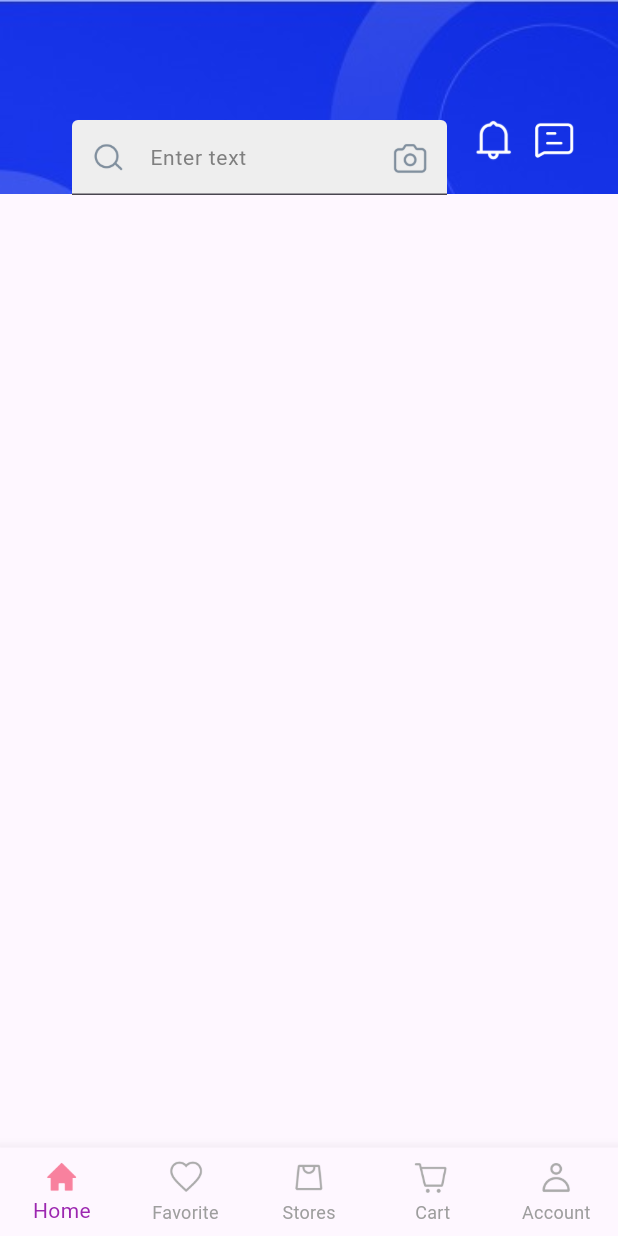
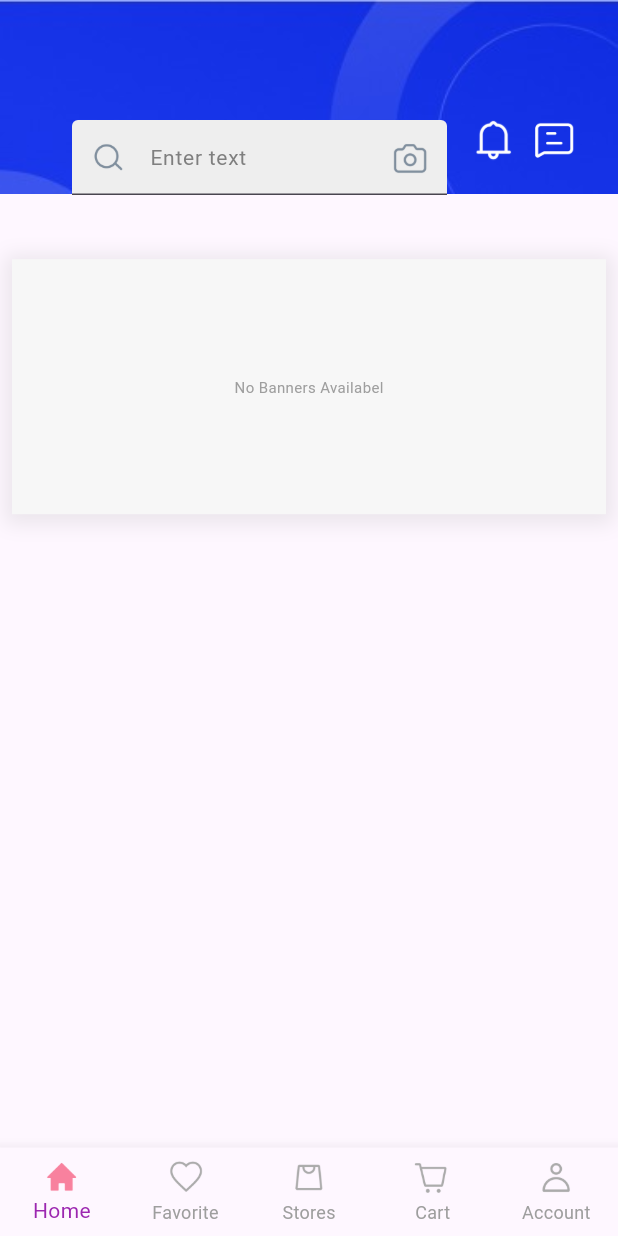
Before and after one commit to rqull/Remus-store, a Flutter app: the screen it shows after launch, on a phone screen of 412 x 824 dp. Run offline on Flutter 3.47's test engine with Material 3 defaults, Android fonts, the phone set to English and light mode, and no system bars; our stand-ins replace cloud_firestore, firebase_auth, firebase_core, get, google_fonts; accounts and stored records are empty.

Commit message:
Refactor BannerWidget to use BannerController and StreamBuilder for dynamic banner loading
- Replaced FirebaseFirestore integration with BannerController for improved data handling.
- Implemented StreamBuilder to asynchronously fetch and display banner images.
- Enhanced UI with padding, container styling, and error handling for better user experience.

```diff
--- a/lib/views/screens/nav_screens/widgets/banner_widget.dart
+++ b/lib/views/screens/nav_screens/widgets/banner_widget.dart
@@ -1,5 +1,5 @@
 import 'package:flutter/material.dart';
-import 'package:cloud_firestore/cloud_firestore.dart';
+import 'package:mob3_uas_klp_04/controllers/banner_controller.dart';
 
 // Kelas BannerWidget adalah widget stateful yang menampilkan banner
 class BannerWidget extends StatefulWidget {
@@ -11,48 +11,62 @@ class BannerWidget extends StatefulWidget {
 
 // State untuk BannerWidget
 class _BannerWidgetState extends State<BannerWidget> {
-  // Instance dari FirebaseFirestore untuk mengakses koleksi Firestore
-  final FirebaseFirestore _firestore = FirebaseFirestore.instance;
-
-  // List untuk menyimpan URL gambar banner
-  final List _bannerImage = [];
-
-  // Fungsi untuk mengambil banner dari Firestore
-  getBanners() {
-    return _firestore.collection('banners').get().then(
-      (QuerySnapshot querySnapshot) {
-        // Iterasi melalui dokumen yang diambil
-        querySnapshot.docs.forEach(
-          (doc) {
-            setState(() {
-              // Menambahkan URL gambar ke dalam list _bannerImage
-              _bannerImage.add(doc['image']);
-            });
-          },
-        );
-      },
-    );
-  }
-
-  @override
-  void initState() {
-    // Memanggil getBanners untuk mengambil data banner saat inisialisasi
-    getBanners();
-    super.initState();
-  }
+  final BannerController _bannerController = BannerController();
 
   @override
   Widget build(BuildContext context) {
-    return SizedBox(
-      height: 140,
-      width: MediaQuery.of(context).size.width,
-      child: PageView.builder(
-        itemCount: _bannerImage.length,
-        itemBuilder: (context, index) {
-          return Image.network(
-            _bannerImage[index],
-          );
-        },
+    return Padding(
+      padding: const EdgeInsets.all(8.0),
+      child: Container(
+        width: MediaQuery.of(context).size.width,
+        height: 170,
+        decoration: BoxDecoration(
+          color: Color(0XFFF7F7F7),
+          boxShadow: [
+            BoxShadow(
+              color: Colors.grey.withOpacity(0.2),
+              spreadRadius: 5,
+              blurRadius: 10,
+              offset: Offset(0, 2),
+            ),
+          ],
+        ),
+        child: StreamBuilder<List<String>>(
+          stream: _bannerController.getBannerUrls(),
+          builder: (context, snapshot) {
+            if (snapshot.connectionState == ConnectionState.waiting) {
+              return Center(
+                child: CircularProgressIndicator(
+                  color: Colors.blue,
+                ),
+              );
+            } else if (snapshot.hasError) {
+              return Icon(Icons.error);
+            } else if (!snapshot.hasData || snapshot.data!.isEmpty) {
+              return Center(
+                child: Text(
+                  "No Banners Availabel",
+                  style: TextStyle(fontSize: 10, color: Colors.grey),
+                ),
+              );
+            } else {
+              return Stack(
+                alignment: Alignment.bottomCenter,
+                children: [
+                  PageView.builder(
+                    itemCount: snapshot.data!.length,
+                    itemBuilder: (context, index) {
+                      return Image.network(
+                        snapshot.data![index],
+                        fit: BoxFit.cover,
+                      );
+                    },
+                  )
+                ],
+              );
+            }
+          },
+        ),
       ),
     );
   }
```
